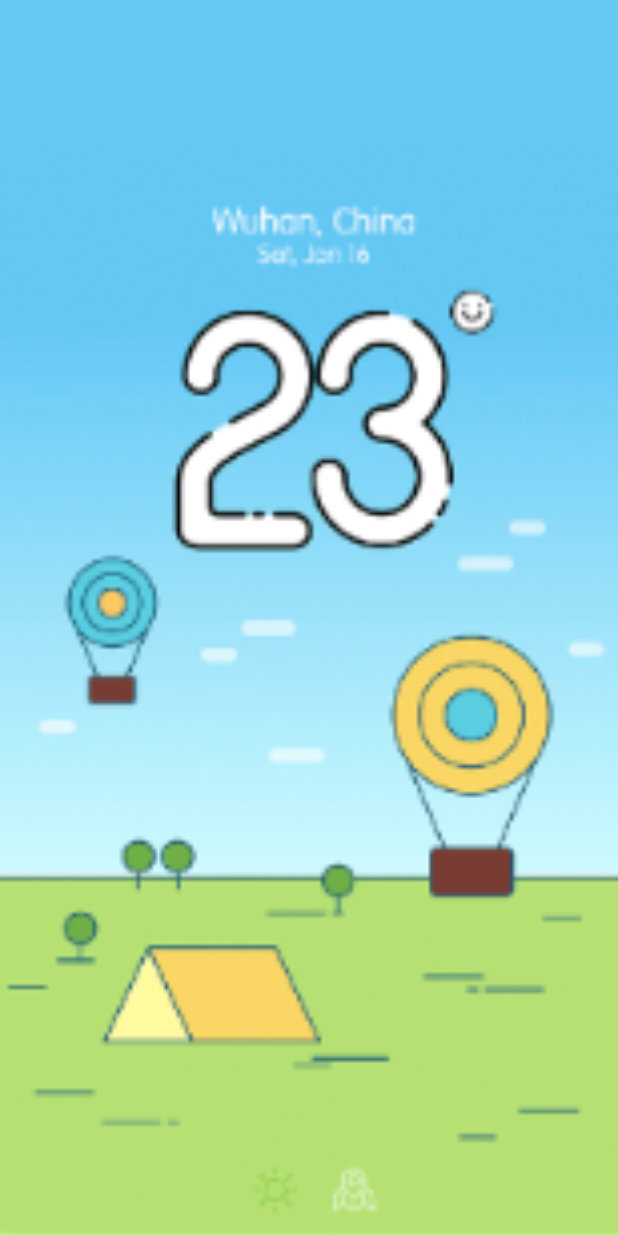
After one commit to 10151940/Life, an Android app: the SplashActivity screen opened directly, with no data from a screen before it, on a phone screen of 412 x 824 dp. The commit adds this screen. Run offline under Robolectric (Android 15) with nearby library versions, the phone set to English and light mode, and no system bars.

Commit message:
fix: 完成欢迎页的制作。

```diff
--- /dev/null
+++ b/app/src/main/java/com/nice/Life/UI/Basic/SplashActivity.java
@@ -0,0 +1,28 @@
+package com.nice.Life.UI.Basic;
+
+import android.app.Activity;
+import android.content.Intent;
+import android.os.Bundle;
+import android.os.Handler;
+import android.view.WindowManager;
+
+import com.example.life.R;
+
+public class SplashActivity extends Activity implements Runnable {
+    final Handler mHandler = new Handler();
+
+    @Override
+    protected void onCreate(Bundle savedInstanceState) {
+        super.onCreate(savedInstanceState);
+        getWindow().addFlags(WindowManager.LayoutParams.FLAG_FULLSCREEN);
+        setContentView(R.layout.activity_splash);
+        mHandler.postDelayed(this, 2000);
+    }
+
+
+    @Override
+    public void run() {
+        Intent intent = new Intent(this, MainActivity.class);
+        startActivity(intent);
+    }
+}
--- /dev/null
+++ b/app/src/main/res/layout/activity_splash.xml
@@ -0,0 +1,13 @@
+<?xml version="1.0" encoding="utf-8"?>
+<android.support.constraint.ConstraintLayout xmlns:android="http://schemas.android.com/apk/res/android"
+    xmlns:app="http://schemas.android.com/apk/res-auto"
+    xmlns:tools="http://schemas.android.com/tools"
+    android:layout_width="match_parent"
+    android:layout_height="match_parent"
+    tools:context="com.nice.Life.UI.Basic.SplashActivity">
+    <ImageView
+        android:layout_width="match_parent"
+        android:layout_height="match_parent"
+        android:src="@drawable/splash_bg"
+        android:scaleType="centerCrop"/>
+</android.support.constraint.ConstraintLayout>
```
Also changed, not shown: app/src/main/AndroidManifest.xml (+7 -2 lines), app/src/main/java/com/nice/Life/UI/Basic/MainActivity.java (+9 -0 lines), app/src/main/res/drawable-xxxhdpi/splash_bg.jpg (added).
